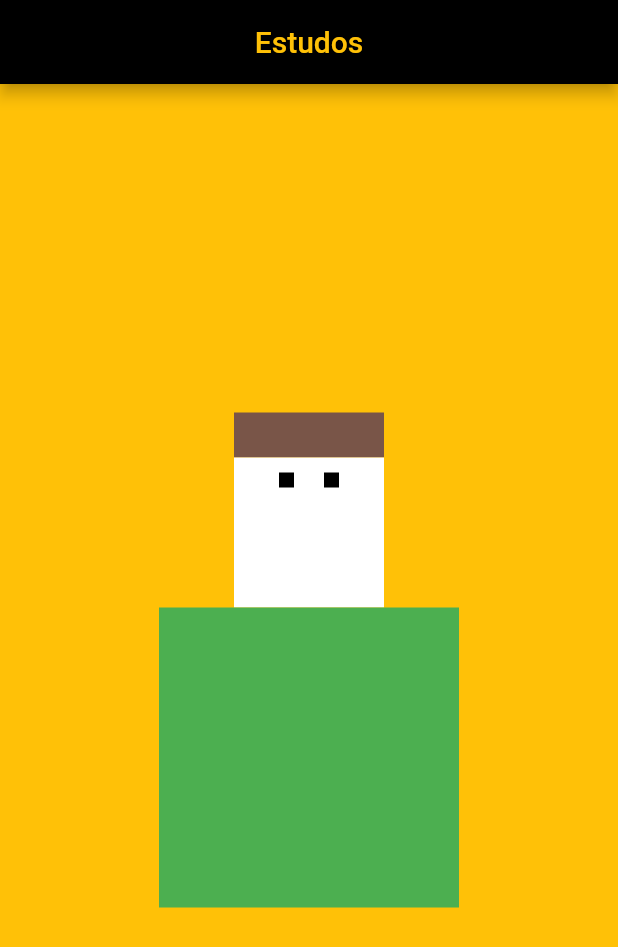
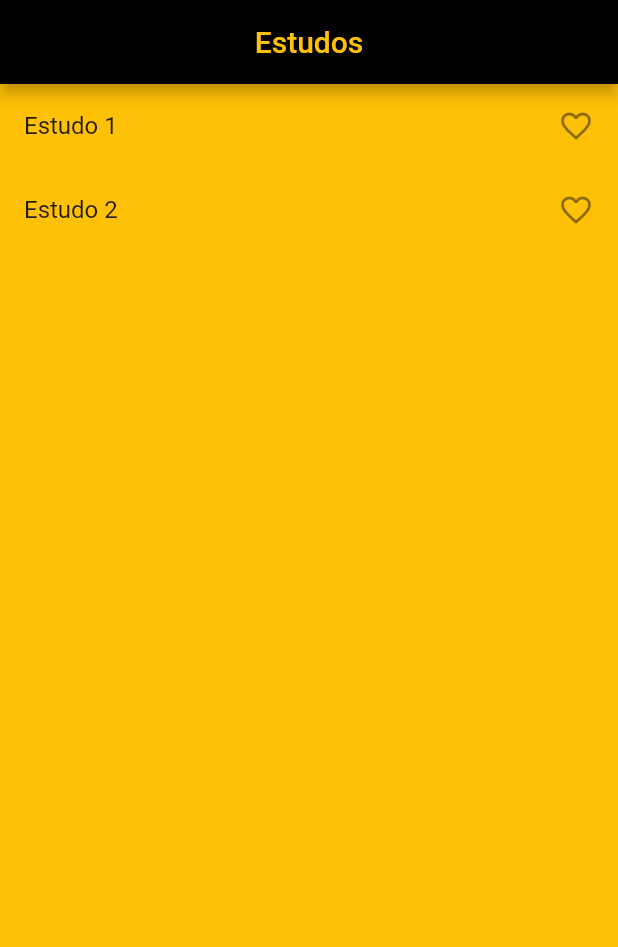
Before and after one commit to brunoeleazaro/vrEstudos, a Flutter app: the screen it shows after launch, on a phone screen of 412 x 824 dp. Shown: the top 947 px of the screen. Run offline on Flutter 3.47's test engine with Material 2 defaults, Android fonts, the phone set to English and light mode, and no system bars.

Commit message:
Estudo 2

```diff
--- a/lib/Home.dart
+++ b/lib/Home.dart
@@ -1,3 +1,5 @@
+import 'package:estudos/Dia1.dart';
+import 'package:estudos/Dia2.dart';
 import 'package:flutter/material.dart';
 import 'package:flutter/widgets.dart';
 
@@ -7,59 +9,27 @@ class Home extends StatefulWidget {
 }
 
 class _HomeState extends State<Home> {
-  double padding = 10;
-  Color cabelo = Colors.brown;
+  List listaDesc = ['Estudo 1', 'Estudo 2'];
+  List listaClass = [Dia1(), Dia2()];
 
   @override
   Widget build(BuildContext context) {
     return Container(
       height: double.infinity,
       width: double.infinity,
-      child: Column(
-        crossAxisAlignment: CrossAxisAlignment.center,
-        mainAxisAlignment: MainAxisAlignment.center,
-        children: [
-          Container(
-            color: cabelo,
-            height: 30,
-            width: 100,
-          ),
-          Container(
-            color: Colors.white,
-            height: 100,
-            width: 100,
-            child: Padding(
-              padding: EdgeInsets.only(top: 10.0),
-              child: Row(
-                crossAxisAlignment: CrossAxisAlignment.start,
-                mainAxisAlignment: MainAxisAlignment.center,
-                children: [
-                  Padding(
-                    padding: EdgeInsets.only(right: padding),
-                    child: Container(
-                      color: Colors.black,
-                      height: 10,
-                      width: 10,
-                    ),
-                  ),
-                  Padding(
-                    padding: EdgeInsets.only(left: padding),
-                    child: Container(
-                      color: Colors.black,
-                      height: 10,
-                      width: 10,
-                    ),
-                  ),
-                ],
-              ),
-            ),
-          ),
-          Container(
-            color: Colors.green,
-            height: 200,
-            width: 200,
-          )
-        ],
+      child: ListView.builder(
+        itemCount: listaDesc.length,
+        itemBuilder: (context, index) {
+          return ListTile(
+            onTap: () {
+              Navigator.push(context, MaterialPageRoute(builder: (context) {
+                return listaClass[index];
+              }));
+            },
+            title: Text(listaDesc[index]),
+            trailing: Icon(Icons.favorite_border),
+          );
+        },
       ),
     );
   }
```
Also changed, not shown: lib/Dia1.dart (added, +77 -0 lines), lib/Dia2.dart (added, +24 -0 lines).
